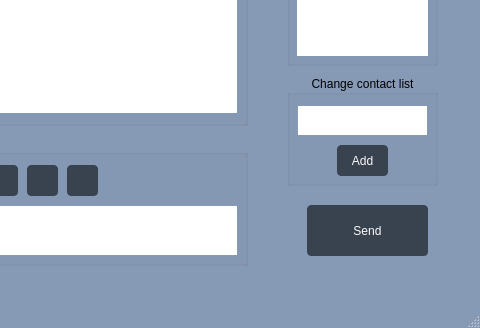
First picture: the form in my_own_messenger/my_own_client/ui_forms/main.ui, repository Rassoliny/MyOwnMess, before the edit; both pictures show x 173 to 653 and y 325 to 653 of the 653 by 653 pixel window.
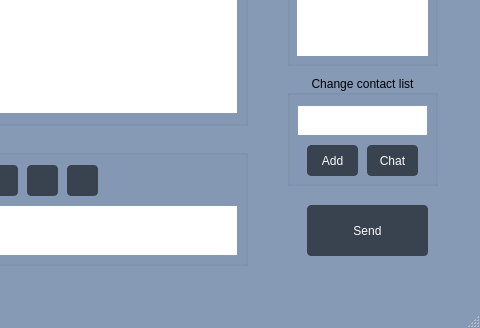
Second picture: the form after the edit. Icons and pictures are not drawn.

Commit message: Working with group chat

```diff
--- a/my_own_messenger/my_own_client/ui_forms/main.ui
+++ b/my_own_messenger/my_own_client/ui_forms/main.ui
@@ -192,7 +192,7 @@
     <widget class="QPushButton" name="pushButtonAddContact">
      <property name="geometry">
       <rect>
-       <x>50</x>
+       <x>20</x>
        <y>70</y>
        <width>51</width>
        <height>31</height>
@@ -206,6 +206,19 @@
        <normaloff>../../../../../Downloads/icons8-plus.png</normaloff>../../../../../Downloads/icons8-plus.png</iconset>
      </property>
     </widget>
+    <widget class="QPushButton" name="pushButtonGroupChat">
+     <property name="geometry">
+      <rect>
+       <x>80</x>
+       <y>70</y>
+       <width>51</width>
+       <height>31</height>
+      </rect>
+     </property>
+     <property name="text">
+      <string>Chat</string>
+     </property>
+    </widget>
    </widget>
    <widget class="QGroupBox" name="groupBox_2">
     <property name="geometry">
```
Left out of the diff: 2 changed lines with no effect on the pictures. The commit also changes 4 other files.
